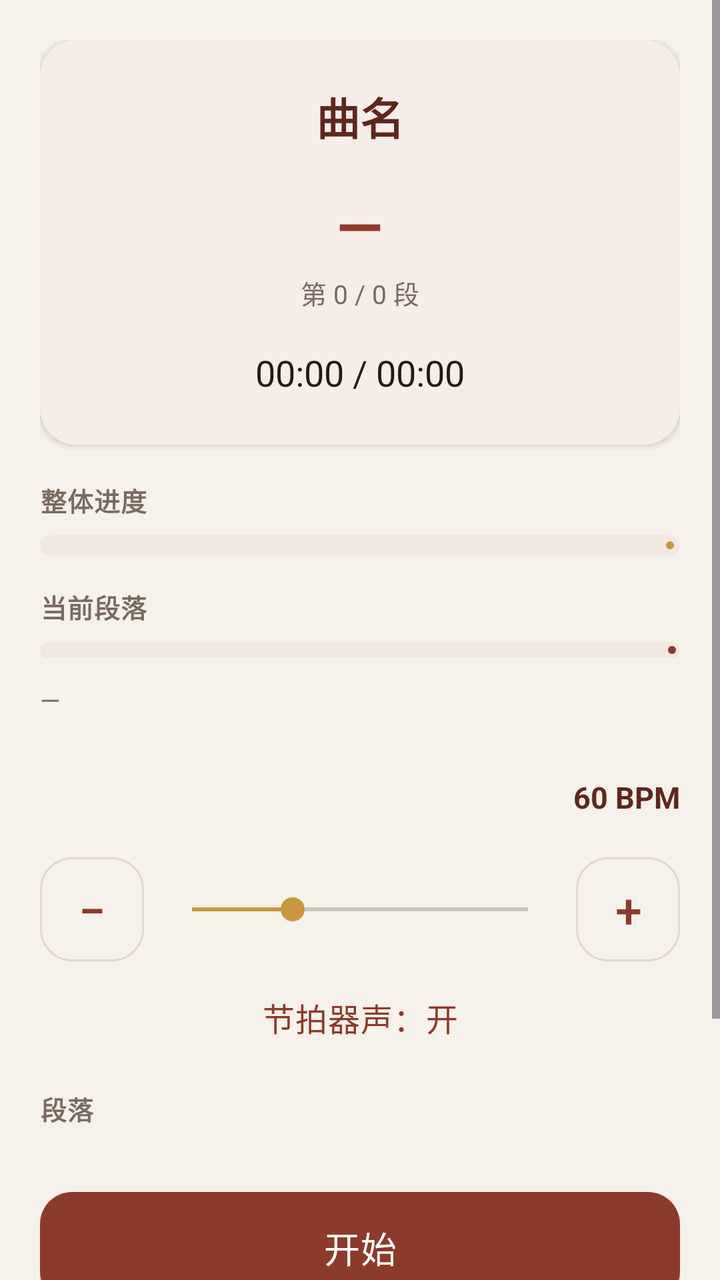
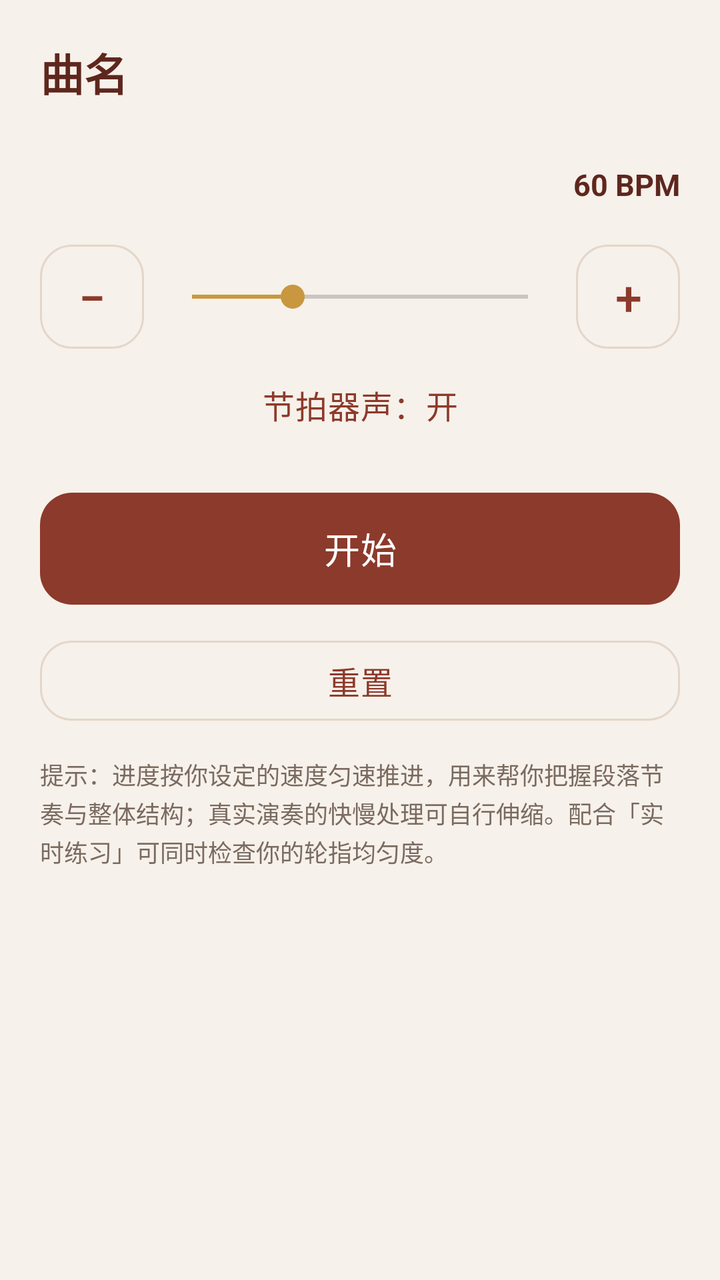

An Android layout rendered at two revisions. The XML below is the earlier revision; the diff shows what the commit changed to produce the second picture.
<!-- AndroidManifest.xml: application theme Theme.PipaTrainer -->
<!-- res/layout/activity_piece_player.xml -->
<?xml version="1.0" encoding="utf-8"?>
<ScrollView xmlns:android="http://schemas.android.com/apk/res/android"
    xmlns:app="http://schemas.android.com/apk/res-auto"
    android:layout_width="match_parent"
    android:layout_height="match_parent"
    android:fillViewport="true"
    android:background="@color/bg">

    <LinearLayout
        android:layout_width="match_parent"
        android:layout_height="wrap_content"
        android:orientation="vertical"
        android:padding="20dp">

        
        <com.google.android.material.card.MaterialCardView
            style="@style/App.Card"
            android:layout_width="match_parent"
            android:layout_height="wrap_content"
            app:cardElevation="2dp">

            <LinearLayout
                android:layout_width="match_parent"
                android:layout_height="wrap_content"
                android:orientation="vertical"
                android:gravity="center_horizontal"
                android:paddingTop="22dp"
                android:paddingBottom="24dp"
                android:paddingHorizontal="18dp">

                <TextView
                    android:id="@+id/playTitle"
                    android:layout_width="wrap_content"
                    android:layout_height="wrap_content"
                    android:text="曲名"
                    android:textSize="22sp"
                    android:textStyle="bold"
                    android:textColor="@color/pipa_primary_dark" />

                
                <TextView
                    android:id="@+id/curSection"
                    android:layout_width="wrap_content"
                    android:layout_height="wrap_content"
                    android:layout_marginTop="18dp"
                    android:text="—"
                    android:textSize="30sp"
                    android:textStyle="bold"
                    android:textColor="@color/pipa_primary" />

                
                <TextView
                    android:id="@+id/sectionIndex"
                    android:layout_width="wrap_content"
                    android:layout_height="wrap_content"
                    android:layout_marginTop="4dp"
                    android:text="第 0 / 0 段"
                    android:textSize="13sp"
                    android:textColor="@color/text_secondary" />

                
                <TextView
                    android:id="@+id/clock"
                    android:layout_width="wrap_content"
                    android:layout_height="wrap_content"
                    android:layout_marginTop="18dp"
                    android:text="00:00 / 00:00"
                    android:textSize="18sp"
                    android:textColor="@color/text_primary" />
            </LinearLayout>
        </com.google.android.material.card.MaterialCardView>

        
        <TextView
            style="@style/App.SectionLabel"
            android:layout_width="wrap_content"
            android:layout_height="wrap_content"
            android:layout_marginTop="18dp"
            android:text="@string/play_overall" />

        <com.google.android.material.progressindicator.LinearProgressIndicator
            android:id="@+id/overallBar"
            android:layout_width="match_parent"
            android:layout_height="wrap_content"
            android:layout_marginTop="8dp"
            app:trackCornerRadius="6dp"
            app:trackThickness="10dp"
            app:indicatorColor="@color/pipa_accent"
            app:trackColor="@color/surface_variant"
            android:max="1000"
            android:progress="0" />

        
        <TextView
            style="@style/App.SectionLabel"
            android:layout_width="wrap_content"
            android:layout_height="wrap_content"
            android:layout_marginTop="16dp"
            android:text="@string/play_section_progress" />

        <com.google.android.material.progressindicator.LinearProgressIndicator
            android:id="@+id/sectionBar"
            android:layout_width="match_parent"
            android:layout_height="wrap_content"
            android:layout_marginTop="8dp"
            app:trackCornerRadius="6dp"
            app:trackThickness="8dp"
            app:indicatorColor="@color/pipa_primary"
            app:trackColor="@color/surface_variant"
            android:max="1000"
            android:progress="0" />

        
        <TextView
            android:id="@+id/nextSection"
            android:layout_width="match_parent"
            android:layout_height="wrap_content"
            android:layout_marginTop="12dp"
            android:text="@string/play_next_none"
            android:textSize="13sp"
            android:textColor="@color/text_secondary" />

        
        <TextView
            android:id="@+id/scoreLabel"
            style="@style/App.SectionLabel"
            android:layout_width="wrap_content"
            android:layout_height="wrap_content"
            android:layout_marginTop="18dp"
            android:text="@string/play_score"
            android:visibility="gone" />

        <TextView
            android:id="@+id/scoreKey"
            android:layout_width="wrap_content"
            android:layout_height="wrap_content"
            android:layout_marginTop="2dp"
            android:textSize="12sp"
            android:textColor="@color/text_secondary"
            android:visibility="gone" />

        <com.google.android.material.card.MaterialCardView
            android:id="@+id/scoreCard"
            style="@style/App.Card"
            android:layout_width="match_parent"
            android:layout_height="240dp"
            android:layout_marginTop="8dp"
            android:visibility="gone">

            <FrameLayout
                android:layout_width="match_parent"
                android:layout_height="match_parent">

                <ScrollView
                    android:id="@+id/scoreScroll"
                    android:layout_width="match_parent"
                    android:layout_height="match_parent"
                    android:scrollbars="vertical"
                    android:padding="4dp">

                    <com.vampuck.pipa_trainer.view.JianpuView
                        android:id="@+id/jianpu"
                        android:layout_width="match_parent"
                        android:layout_height="wrap_content" />
                </ScrollView>

                
                <TextView
                    android:id="@+id/countdown"
                    android:layout_width="match_parent"
                    android:layout_height="match_parent"
                    android:gravity="center"
                    android:background="#F2FFFBF8"
                    android:text="3"
                    android:textSize="96sp"
                    android:textStyle="bold"
                    android:textColor="@color/pipa_primary"
                    android:visibility="gone" />
            </FrameLayout>
        </com.google.android.material.card.MaterialCardView>

        
        <LinearLayout
            android:layout_width="match_parent"
            android:layout_height="wrap_content"
            android:orientation="horizontal"
            android:gravity="center_vertical"
            android:layout_marginTop="20dp">

            <LinearLayout
                android:id="@+id/beatDots"
                android:layout_width="wrap_content"
                android:layout_height="wrap_content"
                android:orientation="horizontal"
                android:clipChildren="false"
                android:clipToPadding="false"
                android:paddingVertical="6dp">

                <View android:id="@+id/dot0"
                    android:layout_width="16dp" android:layout_height="16dp"
                    android:layout_margin="6dp" />
                <View android:id="@+id/dot1"
                    android:layout_width="16dp" android:layout_height="16dp"
                    android:layout_margin="6dp" />
                <View android:id="@+id/dot2"
                    android:layout_width="16dp" android:layout_height="16dp"
                    android:layout_margin="6dp" />
                <View android:id="@+id/dot3"
                    android:layout_width="16dp" android:layout_height="16dp"
                    android:layout_margin="6dp" />
            </LinearLayout>

            <View
                android:layout_width="0dp"
                android:layout_height="1dp"
                android:layout_weight="1" />

            <TextView
                android:id="@+id/bpmLabel"
                android:layout_width="wrap_content"
                android:layout_height="wrap_content"
                android:text="60 BPM"
                android:textSize="15sp"
                android:textStyle="bold"
                android:textColor="@color/pipa_primary_dark" />
        </LinearLayout>

        
        <LinearLayout
            android:layout_width="match_parent"
            android:layout_height="wrap_content"
            android:orientation="horizontal"
            android:gravity="center_vertical"
            android:layout_marginTop="10dp">

            <com.google.android.material.button.MaterialButton
                android:id="@+id/btnMinus"
                style="@style/Widget.Material3.Button.OutlinedButton"
                android:layout_width="52dp"
                android:layout_height="52dp"
                android:insetTop="0dp"
                android:insetBottom="0dp"
                android:padding="0dp"
                android:text="@string/metro_minus"
                android:textSize="24sp" />

            <SeekBar
                android:id="@+id/seekBpm"
                android:layout_width="0dp"
                android:layout_height="wrap_content"
                android:layout_weight="1"
                android:layout_marginStart="8dp"
                android:layout_marginEnd="8dp"
                android:max="200"
                android:progress="60" />

            <com.google.android.material.button.MaterialButton
                android:id="@+id/btnPlus"
                style="@style/Widget.Material3.Button.OutlinedButton"
                android:layout_width="52dp"
                android:layout_height="52dp"
                android:insetTop="0dp"
                android:insetBottom="0dp"
                android:padding="0dp"
                android:text="@string/metro_plus"
                android:textSize="24sp" />
        </LinearLayout>

        
        <com.google.android.material.button.MaterialButton
            android:id="@+id/btnClick"
            style="@style/Widget.Material3.Button.TextButton"
            android:layout_width="wrap_content"
            android:layout_height="wrap_content"
            android:layout_gravity="center_horizontal"
            android:layout_marginTop="4dp"
            android:text="@string/play_click_on" />

        
        <TextView
            style="@style/App.SectionLabel"
            android:layout_width="wrap_content"
            android:layout_height="wrap_content"
            android:layout_marginTop="12dp"
            android:text="@string/play_sections" />

        <LinearLayout
            android:id="@+id/sectionList"
            android:layout_width="match_parent"
            android:layout_height="wrap_content"
            android:orientation="vertical"
            android:layout_marginTop="8dp" />

        
        <com.google.android.material.button.MaterialButton
            android:id="@+id/btnStart"
            android:layout_width="match_parent"
            android:layout_height="64dp"
            android:layout_marginTop="20dp"
            android:text="@string/btn_start"
            android:textSize="18sp" />

        <com.google.android.material.button.MaterialButton
            android:id="@+id/btnReset"
            style="@style/Widget.Material3.Button.OutlinedButton"
            android:layout_width="match_parent"
            android:layout_height="wrap_content"
            android:layout_marginTop="10dp"
            android:text="@string/play_reset" />

        <TextView
            android:layout_width="match_parent"
            android:layout_height="wrap_content"
            android:layout_marginTop="14dp"
            android:text="@string/play_disclaimer"
            android:textSize="12sp"
            android:lineSpacingExtra="2dp"
            android:textColor="@color/text_secondary" />
    </LinearLayout>
</ScrollView>
<!-- resources referenced by this layout -->
<resources>
  <color name="bg">#FFF6F1EA</color>
  <color name="pipa_accent">#FFC8973F</color>
  <color name="pipa_primary">#FF8C3A2B</color>
  <color name="pipa_primary_dark">#FF5E271E</color>
  <color name="surface_variant">#FFF2E8DF</color>
  <color name="text_primary">#FF231A16</color>
  <color name="text_secondary">#FF7A6A60</color>
  <string name="btn_start">开始</string>
  <string name="metro_minus">−</string>
  <string name="metro_plus">+</string>
  <string name="play_click_on">节拍器声：开</string>
  <string name="play_disclaimer">提示：进度按你设定的速度匀速推进，用来帮你把握段落节奏与整体结构；真实演奏的快慢处理可自行伸缩。配合「实时练习」可同时检查你的轮指均匀度。</string>
  <string name="play_next_none">—</string>
  <string name="play_overall">整体进度</string>
  <string name="play_reset">重置</string>
  <string name="play_score">简谱（跟练高亮当前音符）</string>
  <string name="play_section_progress">当前段落</string>
  <string name="play_sections">段落</string>
  <style name="App.Card" parent="Widget.Material3.CardView.Elevated">
          <item name="cardCornerRadius">18dp</item>
          <item name="cardElevation">1dp</item>
          <item name="cardBackgroundColor">@color/surface</item>
          <item name="contentPadding">0dp</item>
      </style>
  <style name="App.SectionLabel" parent="">
          <item name="android:textSize">13sp</item>
          <item name="android:textStyle">bold</item>
          <item name="android:textColor">@color/text_secondary</item>
          <item name="android:letterSpacing">0.03</item>
      </style>
  <style name="Theme.PipaTrainer" parent="Theme.Material3.DayNight.NoActionBar">
          
          <item name="colorPrimary">@color/pipa_primary</item>
          <item name="colorOnPrimary">@color/white</item>
          <item name="colorPrimaryContainer">@color/primary_container</item>
          <item name="colorOnPrimaryContainer">@color/on_primary_container</item>
  
          
          <item name="colorSecondary">@color/pipa_accent</item>
          <item name="colorOnSecondary">@color/white</item>
          <item name="colorSecondaryContainer">@color/accent_container</item>
          <item name="colorOnSecondaryContainer">@color/on_primary_container</item>
  
          
          <item name="android:colorBackground">@color/bg</item>
          <item name="colorSurface">@color/surface</item>
          <item name="colorSurfaceVariant">@color/surface_variant</item>
          <item name="colorOnSurface">@color/text_primary</item>
          <item name="colorOnSurfaceVariant">@color/text_secondary</item>
          <item name="colorOutline">@color/outline</item>
  
          
          <item name="android:statusBarColor">@color/pipa_primary_dark</item>
          <item name="android:navigationBarColor">@color/bg</item>
          <item name="android:windowLightNavigationBar" tools:targetApi="o_mr1">true</item>
  
          
          <item name="materialButtonStyle">@style/App.Button</item>
          <item name="materialCardViewStyle">@style/App.Card</item>
      </style>
  <color name="surface">#FFFFFBF8</color>
  <color name="white">#FFFFFFFF</color>
  <color name="primary_container">#FFF7DED4</color>
  <color name="on_primary_container">#FF3A1710</color>
  <color name="accent_container">#FFF6E7CC</color>
  <color name="outline">#FFE3D6CA</color>
  <style name="App.Button" parent="Widget.Material3.Button">
          <item name="shapeAppearanceOverlay">@style/App.Shape.Button</item>
          <item name="android:letterSpacing">0.02</item>
          <item name="android:textSize">16sp</item>
          <item name="android:paddingTop">6dp</item>
          <item name="android:paddingBottom">6dp</item>
      </style>
  <style name="App.Shape.Button" parent="">
          <item name="cornerFamily">rounded</item>
          <item name="cornerSize">16dp</item>
      </style>
</resources>

<!-- the commit's change to res/layout/activity_piece_player.xml (unified diff, before → after) -->
@@ -13,138 +13,31 @@
         android:padding="20dp">
 
         
-        <com.google.android.material.card.MaterialCardView
-            style="@style/App.Card"
-            android:layout_width="match_parent"
-            android:layout_height="wrap_content"
-            app:cardElevation="2dp">
-
-            <LinearLayout
-                android:layout_width="match_parent"
-                android:layout_height="wrap_content"
-                android:orientation="vertical"
-                android:gravity="center_horizontal"
-                android:paddingTop="22dp"
-                android:paddingBottom="24dp"
-                android:paddingHorizontal="18dp">
-
-                <TextView
-                    android:id="@+id/playTitle"
-                    android:layout_width="wrap_content"
-                    android:layout_height="wrap_content"
-                    android:text="曲名"
-                    android:textSize="22sp"
-                    android:textStyle="bold"
-                    android:textColor="@color/pipa_primary_dark" />
-
-                
-                <TextView
-                    android:id="@+id/curSection"
-                    android:layout_width="wrap_content"
-                    android:layout_height="wrap_content"
-                    android:layout_marginTop="18dp"
-                    android:text="—"
-                    android:textSize="30sp"
-                    android:textStyle="bold"
-                    android:textColor="@color/pipa_primary" />
-
-                
-                <TextView
-                    android:id="@+id/sectionIndex"
-                    android:layout_width="wrap_content"
-                    android:layout_height="wrap_content"
-                    android:layout_marginTop="4dp"
-                    android:text="第 0 / 0 段"
-                    android:textSize="13sp"
-                    android:textColor="@color/text_secondary" />
-
-                
-                <TextView
-                    android:id="@+id/clock"
-                    android:layout_width="wrap_content"
-                    android:layout_height="wrap_content"
-                    android:layout_marginTop="18dp"
-                    android:text="00:00 / 00:00"
-                    android:textSize="18sp"
-                    android:textColor="@color/text_primary" />
-            </LinearLayout>
-        </com.google.android.material.card.MaterialCardView>
-
-        
         <TextView
-            style="@style/App.SectionLabel"
+            android:id="@+id/playTitle"
             android:layout_width="wrap_content"
             android:layout_height="wrap_content"
-            android:layout_marginTop="18dp"
-            android:text="@string/play_overall" />
-
-        <com.google.android.material.progressindicator.LinearProgressIndicator
-            android:id="@+id/overallBar"
-            android:layout_width="match_parent"
-            android:layout_height="wrap_content"
-            android:layout_marginTop="8dp"
-            app:trackCornerRadius="6dp"
-            app:trackThickness="10dp"
-            app:indicatorColor="@color/pipa_accent"
-            app:trackColor="@color/surface_variant"
-            android:max="1000"
-            android:progress="0" />
-
-        
-        <TextView
-            style="@style/App.SectionLabel"
-            android:layout_width="wrap_content"
-            android:layout_height="wrap_content"
-            android:layout_marginTop="16dp"
-            android:text="@string/play_section_progress" />
-
-        <com.google.android.material.progressindicator.LinearProgressIndicator
-            android:id="@+id/sectionBar"
-            android:layout_width="match_parent"
-            android:layout_height="wrap_content"
-            android:layout_marginTop="8dp"
-            app:trackCornerRadius="6dp"
-            app:trackThickness="8dp"
-            app:indicatorColor="@color/pipa_primary"
-            app:trackColor="@color/surface_variant"
-            android:max="1000"
-            android:progress="0" />
-
-        
-        <TextView
-            android:id="@+id/nextSection"
-            android:layout_width="match_parent"
-            android:layout_height="wrap_content"
-            android:layout_marginTop="12dp"
-            android:text="@string/play_next_none"
-            android:textSize="13sp"
-            android:textColor="@color/text_secondary" />
-
-        
-        <TextView
-            android:id="@+id/scoreLabel"
-            style="@style/App.SectionLabel"
-            android:layout_width="wrap_content"
-            android:layout_height="wrap_content"
-            android:layout_marginTop="18dp"
-            android:text="@string/play_score"
-            android:visibility="gone" />
+            android:text="曲名"
+            android:textSize="22sp"
+            android:textStyle="bold"
+            android:textColor="@color/pipa_primary_dark" />
 
         <TextView
             android:id="@+id/scoreKey"
             android:layout_width="wrap_content"
             android:layout_height="wrap_content"
-            android:layout_marginTop="2dp"
-            android:textSize="12sp"
+            android:layout_marginTop="4dp"
+            android:textSize="13sp"
             android:textColor="@color/text_secondary"
             android:visibility="gone" />
 
+        
         <com.google.android.material.card.MaterialCardView
             android:id="@+id/scoreCard"
             style="@style/App.Card"
             android:layout_width="match_parent"
-            android:layout_height="240dp"
-            android:layout_marginTop="8dp"
+            android:layout_height="300dp"
+            android:layout_marginTop="14dp"
             android:visibility="gone">
 
             <FrameLayout
@@ -156,7 +49,7 @@
                     android:layout_width="match_parent"
                     android:layout_height="match_parent"
                     android:scrollbars="vertical"
-                    android:padding="4dp">
+                    android:padding="6dp">
 
                     <com.vampuck.pipa_trainer.view.JianpuView
                         android:id="@+id/jianpu"
@@ -277,26 +170,11 @@
             android:text="@string/play_click_on" />
 
         
-        <TextView
-            style="@style/App.SectionLabel"
-            android:layout_width="wrap_content"
-            android:layout_height="wrap_content"
-            android:layout_marginTop="12dp"
-            android:text="@string/play_sections" />
-
-        <LinearLayout
-            android:id="@+id/sectionList"
-            android:layout_width="match_parent"
-            android:layout_height="wrap_content"
-            android:orientation="vertical"
-            android:layout_marginTop="8dp" />
-
-        
         <com.google.android.material.button.MaterialButton
             android:id="@+id/btnStart"
             android:layout_width="match_parent"
             android:layout_height="64dp"
-            android:layout_marginTop="20dp"
+            android:layout_marginTop="16dp"
             android:text="@string/btn_start"
             android:textSize="18sp" />
 
<!-- resource entries referenced after the edit -->
@@ -1,34 +1,20 @@
 <!-- resources referenced by this layout -->
 <resources>
   <color name="bg">#FFF6F1EA</color>
-  <color name="pipa_accent">#FFC8973F</color>
   <color name="pipa_primary">#FF8C3A2B</color>
   <color name="pipa_primary_dark">#FF5E271E</color>
-  <color name="surface_variant">#FFF2E8DF</color>
-  <color name="text_primary">#FF231A16</color>
   <color name="text_secondary">#FF7A6A60</color>
   <string name="btn_start">开始</string>
   <string name="metro_minus">−</string>
   <string name="metro_plus">+</string>
   <string name="play_click_on">节拍器声：开</string>
   <string name="play_disclaimer">提示：进度按你设定的速度匀速推进，用来帮你把握段落节奏与整体结构；真实演奏的快慢处理可自行伸缩。配合「实时练习」可同时检查你的轮指均匀度。</string>
-  <string name="play_next_none">—</string>
-  <string name="play_overall">整体进度</string>
   <string name="play_reset">重置</string>
-  <string name="play_score">简谱（跟练高亮当前音符）</string>
-  <string name="play_section_progress">当前段落</string>
-  <string name="play_sections">段落</string>
   <style name="App.Card" parent="Widget.Material3.CardView.Elevated">
           <item name="cardCornerRadius">18dp</item>
           <item name="cardElevation">1dp</item>
           <item name="cardBackgroundColor">@color/surface</item>
           <item name="contentPadding">0dp</item>
-      </style>
-  <style name="App.SectionLabel" parent="">
-          <item name="android:textSize">13sp</item>
-          <item name="android:textStyle">bold</item>
-          <item name="android:textColor">@color/text_secondary</item>
-          <item name="android:letterSpacing">0.03</item>
       </style>
   <style name="Theme.PipaTrainer" parent="Theme.Material3.DayNight.NoActionBar">
           
@@ -64,7 +50,10 @@
   <color name="white">#FFFFFFFF</color>
   <color name="primary_container">#FFF7DED4</color>
   <color name="on_primary_container">#FF3A1710</color>
+  <color name="pipa_accent">#FFC8973F</color>
   <color name="accent_container">#FFF6E7CC</color>
+  <color name="surface_variant">#FFF2E8DF</color>
+  <color name="text_primary">#FF231A16</color>
   <color name="outline">#FFE3D6CA</color>
   <style name="App.Button" parent="Widget.Material3.Button">
           <item name="shapeAppearanceOverlay">@style/App.Shape.Button</item>
